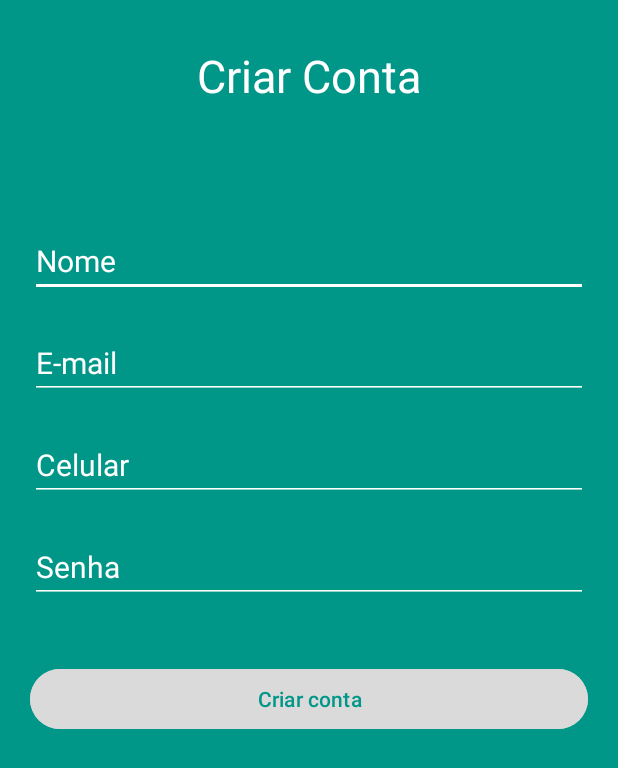
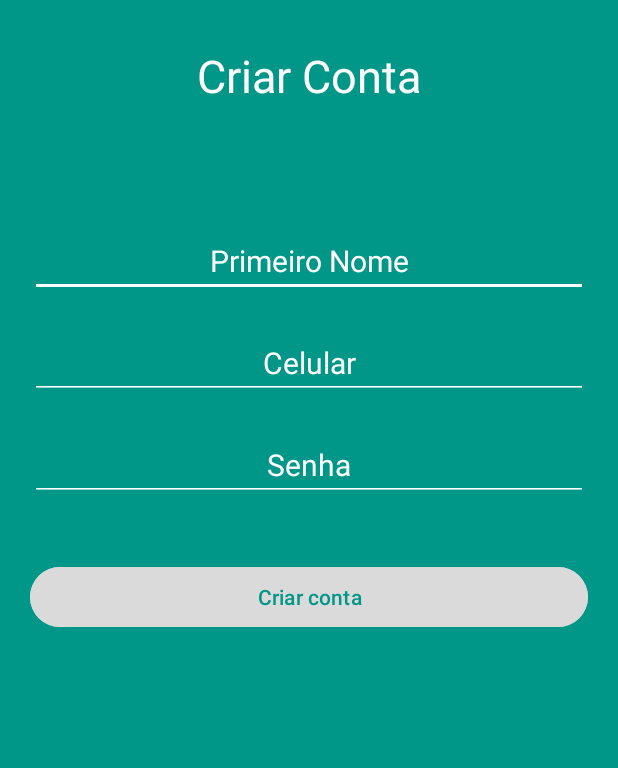
Before and after one commit to MarcosuelEsperidiao/Promo-app, an Android app: the user_creat screen opened directly, with no data from a screen before it, on a phone screen of 412 x 824 dp. Shown: the top 768 px of the screen. Run offline under Robolectric (Android 15) with nearby library versions, the phone set to English and light mode, and no system bars; Roboto replaces fonts that are not available here.

Commit message:
Creat-code-validation.

```diff
--- a/app/src/main/java/com/example/lowprice/add_product.kt
+++ b/app/src/main/java/com/example/lowprice/add_product.kt
@@ -208,6 +208,7 @@
         val imageString = Base64.encodeToString(byteArray, Base64.DEFAULT)
         editor.putString("image_$productCount", imageString)
 
+
         editor.putInt("product_count", productCount + 1)
 
         editor.apply()
@@ -228,7 +229,8 @@
 
         val service = retrofit.create(ProductService::class.java)
 
-        val product = Product(locationText, locarioText, priceText.toFloat(), imageString)
+
+        val product = Product(locationText, locarioText, priceText.toFloat(), imageString,)
 
         service.addProduct(product).enqueue(object : Callback<Void> {
             override fun onResponse(call: Call<Void>, response: Response<Void>) {
--- a/app/src/main/java/com/example/lowprice/app/router_backend/post_add.kt
+++ b/app/src/main/java/com/example/lowprice/app/router_backend/post_add.kt
@@ -21,5 +21,6 @@
     val location: String,
     val locario: String,
     val price: Float,
-    val image: String?  // Se você está enviando um caminho de imagem, pode ser uma string
+    val image: String?,  // Se você está enviando um caminho de imagem, pode ser uma string
+
 )
--- a/app/src/main/java/com/example/lowprice/user_creat.kt
+++ b/app/src/main/java/com/example/lowprice/user_creat.kt
@@ -25,7 +25,6 @@
 
         // Obter referências para os elementos de interface do usuário
         val nameEditText: EditText = findViewById(R.id.text_name)
-        val emailEditText: EditText = findViewById(R.id.text_email)
         val phoneEditText: EditText = findViewById(R.id.text_phone)
         val passwordEditText: EditText = findViewById(R.id.text_creat_password)
         val createAccountButton: Button = findViewById(R.id.btn_creat_count)
@@ -33,11 +32,10 @@
         // Adicionar OnClickListener ao botão "Criar conta"
         createAccountButton.setOnClickListener {
             val name = nameEditText.text.toString().trim()
-            val email = emailEditText.text.toString().trim()
             val phone = phoneEditText.text.toString().trim()
             val password = passwordEditText.text.toString().trim()
 
-            if (name.isEmpty() || email.isEmpty() || phone.isEmpty() || password.isEmpty()) {
+            if (name.isEmpty() || phone.isEmpty() || password.isEmpty()) {
                 Toast.makeText(this, "Por favor, preencha todos os campos", Toast.LENGTH_SHORT).show()
             } else {
                 val intent = Intent(this, MainActivity::class.java)
--- a/app/src/main/res/layout/activity_main.xml
+++ b/app/src/main/res/layout/activity_main.xml
@@ -33,6 +33,7 @@
         android:id="@+id/edit_name"
         android:hint="@string/e_mail"
         android:textColorHint="@color/green"
+        android:textAlignment="center"
         android:textSize="15sp"
         android:padding="10dp"
         android:stateListAnimator="@null"
@@ -49,6 +50,7 @@
     <EditText
         android:id="@+id/edit_password"
         android:hint="Senha"
+        android:textAlignment="center"
         android:textColorHint="@color/green"
         android:textSize="15sp"
         android:stateListAnimator="@null"
--- a/app/src/main/res/layout/activity_user_creat.xml
+++ b/app/src/main/res/layout/activity_user_creat.xml
@@ -23,24 +23,15 @@
         android:textSize="20sp"
         android:layout_marginTop="150dp"
         android:backgroundTint="@color/white"
-        android:hint="Nome"
+        android:textAlignment="center"
+        android:textColor="@color/white"
+        android:hint="Primeiro Nome"
+        android:inputType="text"
         android:layout_marginStart="20dp"
         android:layout_marginEnd="20dp"
         android:layout_width="match_parent"
         android:layout_height="wrap_content"/>
 
-    <EditText
-        android:id="@+id/text_email"
-        android:textColorHint="@color/white"
-        android:textSize="20sp"
-        android:layout_marginTop="20dp"
-        android:backgroundTint="@color/white"
-        android:layout_below="@id/text_name"
-        android:hint="E-mail"
-        android:layout_marginStart="20dp"
-        android:layout_marginEnd="20dp"
-        android:layout_width="match_parent"
-        android:layout_height="wrap_content"/>
 
     <EditText
         android:id="@+id/text_phone"
@@ -48,7 +39,10 @@
         android:textSize="20sp"
         android:layout_marginTop="20dp"
         android:backgroundTint="@color/white"
-        android:layout_below="@id/text_email"
+        android:layout_below="@id/text_name"
+        android:textAlignment="center"
+        android:textColor="@color/white"
+        android:inputType="number"
         android:hint="Celular"
         android:layout_marginStart="20dp"
         android:layout_marginEnd="20dp"
@@ -62,7 +56,10 @@
         android:backgroundTint="@color/white"
         android:layout_marginTop="20dp"
         android:layout_below="@id/text_phone"
+        android:textAlignment="center"
+        android:textColor="@color/white"
         android:hint="Senha"
+        android:inputType="numberPassword"
         android:layout_marginStart="20dp"
         android:layout_marginEnd="20dp"
         android:layout_width="match_parent"
--- a/app/src/main/res/layout/layout_user.xml
+++ b/app/src/main/res/layout/activity_verify_code.xml
@@ -1,6 +1,10 @@
 <?xml version="1.0" encoding="utf-8"?>
 <androidx.constraintlayout.widget.ConstraintLayout xmlns:android="http://schemas.android.com/apk/res/android"
+    xmlns:app="http://schemas.android.com/apk/res-auto"
+    xmlns:tools="http://schemas.android.com/tools"
+    android:id="@+id/main"
     android:layout_width="match_parent"
-    android:layout_height="match_parent">
+    android:layout_height="match_parent"
+    tools:context=".VerifyCodeActivity.VerifyCodeActivity">
 
 </androidx.constraintlayout.widget.ConstraintLayout>
--- a/app/src/main/res/values/preloaded_fonts.xml
+++ b/app/src/main/res/values/preloaded_fonts.xml
@@ -2,6 +2,8 @@
 <resources>
     <array name="preloaded_fonts" translatable="false">
         <item>@font/allerta</item>
+        <item>@font/allerta_stencil</item>
+        <item>@font/amiko</item>
         <item>@font/beth_ellen</item>
     </array>
 </resources>
```
Also changed, not shown: app/src/main/AndroidManifest.xml (+19 -19 lines), app/src/main/java/com/example/lowprice/VerifyCodeActivity/VerifyCodeActivity.kt (added, +21 -0 lines), app/src/main/java/com/example/lowprice/layout_user.kt (+6 -2 lines), app/src/main/res/layout/activity_add_product.xml (+9 -1 lines), app/src/main/res/layout/activity_layout_user.xml (+27 -10 lines), app/src/main/res/layout/product_item.xml (+11 -0 lines), 4 other files.
